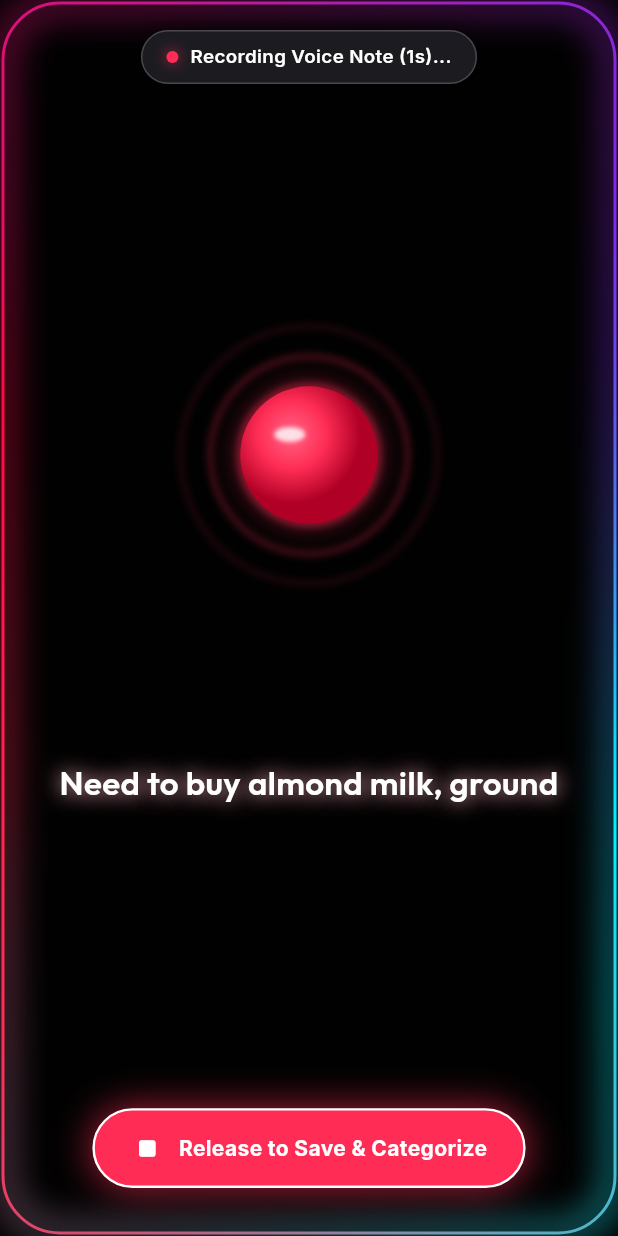
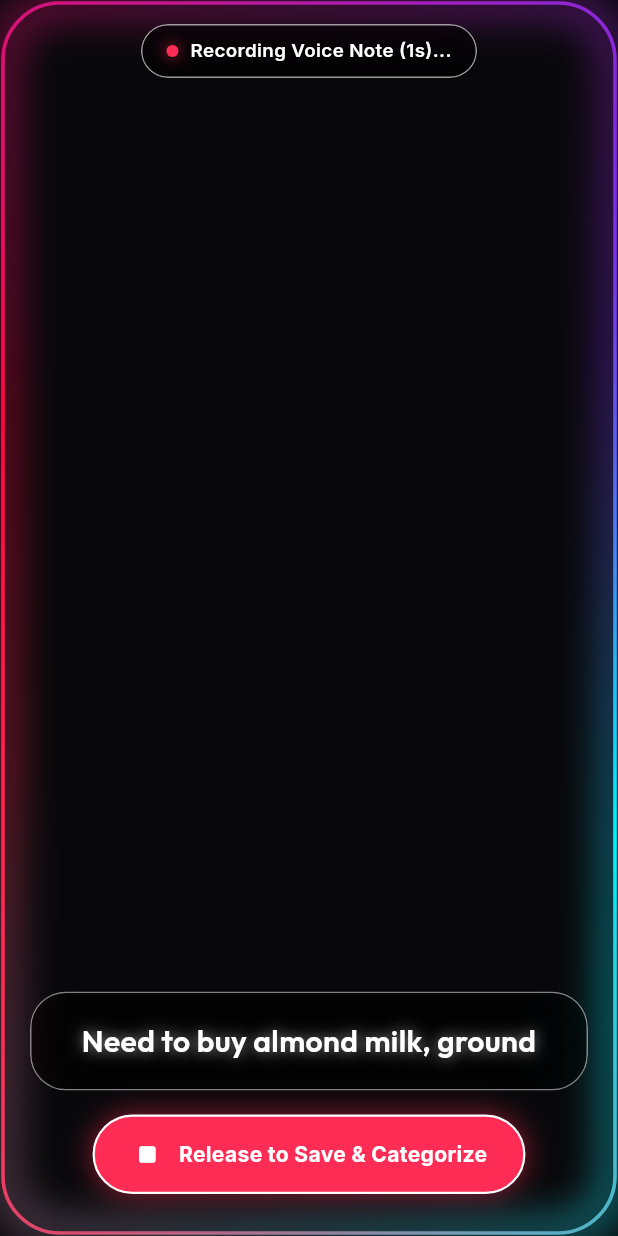
Before and after one commit to vashisht7/NoteEchoes, a Flutter app: what show() shows on an empty page, opened directly, on a phone screen of 412 x 824 dp. Run offline on Flutter 3.47's test engine with Material 3 defaults, Android fonts, the phone set to English and light mode, and no system bars; our stand-ins replace file_picker, google_fonts, shared_preferences, speech_to_text; missing offline and left inert: flutter_math_fork; accounts and stored records are empty.

Commit message:
Remove center ripples and make Siri overlay pure transparent edge aura overlay so screen content remains visible

```diff
--- a/lib/widgets/siri_action_overlay.dart
+++ b/lib/widgets/siri_action_overlay.dart
@@ -26,8 +26,8 @@ class SiriActionOverlay extends StatefulWidget {
       context: context,
       barrierDismissible: true,
       barrierLabel: "SiriActionOverlay",
-      barrierColor: Colors.black.withValues(alpha: 0.65),
-      transitionDuration: const Duration(milliseconds: 300),
+      barrierColor: Colors.black.withValues(alpha: 0.20), // Translucent so phone content is clearly visible
+      transitionDuration: const Duration(milliseconds: 250),
       pageBuilder: (context, anim1, anim2) {
         return SiriActionOverlay(
           autoStartRecording: autoStart,
@@ -37,12 +37,7 @@ class SiriActionOverlay extends StatefulWidget {
       transitionBuilder: (context, anim1, anim2, child) {
         return FadeTransition(
           opacity: CurvedAnimation(parent: anim1, curve: Curves.easeOutCubic),
-          child: ScaleTransition(
-            scale: Tween<double>(begin: 0.95, end: 1.0).animate(
-              CurvedAnimation(parent: anim1, curve: Curves.easeOutCubic),
-            ),
           child: child,
-          ),
         );
       },
     );
@@ -53,9 +48,8 @@ class SiriActionOverlay extends StatefulWidget {
 }
 
 class _SiriActionOverlayState extends State<SiriActionOverlay>
-    with TickerProviderStateMixin {
+    with SingleTickerProviderStateMixin {
   late final AnimationController _auraController;
-  late final AnimationController _rippleController;
 
   final stt.SpeechToText _speech = stt.SpeechToText();
   bool _isSpeechAvailable = false;
@@ -84,11 +78,6 @@ class _SiriActionOverlayState extends State<SiriActionOverlay>
     _auraController = AnimationController(
       vsync: this,
       duration: const Duration(milliseconds: 3000),
-    )..repeat();
-
-    _rippleController = AnimationController(
-      vsync: this,
-      duration: const Duration(milliseconds: 1800),
     )..repeat();
 
     _initSpeechRecognition();
@@ -201,7 +190,7 @@ class _SiriActionOverlayState extends State<SiriActionOverlay>
 
     final analysis = AiCategorizationEngine().analyzeNote(textToProcess);
 
-    await Future.delayed(const Duration(milliseconds: 400)); // Smooth animation pause
+    await Future.delayed(const Duration(milliseconds: 350));
 
     if (!mounted) return;
 
@@ -215,7 +204,7 @@ class _SiriActionOverlayState extends State<SiriActionOverlay>
     HapticFeedback.heavyImpact();
 
     // Auto dismiss after displaying categorized tags
-    Future.delayed(const Duration(milliseconds: 1400), () {
+    Future.delayed(const Duration(milliseconds: 1200), () {
       if (mounted) {
         Navigator.of(context).pop(note);
       }
@@ -227,7 +216,6 @@ class _SiriActionOverlayState extends State<SiriActionOverlay>
     _durationTimer?.cancel();
     _simulatedVoiceTimer?.cancel();
     _auraController.dispose();
-    _rippleController.dispose();
     if (_isSpeechAvailable) {
       _speech.stop();
     }
@@ -248,16 +236,9 @@ class _SiriActionOverlayState extends State<SiriActionOverlay>
         backgroundColor: Colors.transparent,
         body: Stack(
           children: [
-            // 1. Full Screen Backdrop Blur
-            BackdropFilter(
-              filter: ImageFilter.blur(sigmaX: 24, sigmaY: 24),
-              child: Container(
-                color: Colors.black.withValues(alpha: 0.72),
-              ),
-            ),
-
-            // 2. Apple Intelligence Siri Aura (Perimeter Screen Edge Glow)
+            // 1. Apple Intelligence Screen Perimeter Glowing Edge Aura (NO center ripples)
             Positioned.fill(
+              child: IgnorePointer(
                 child: AnimatedBuilder(
                   animation: _auraController,
                   builder: (context, child) {
@@ -271,11 +252,12 @@ class _SiriActionOverlayState extends State<SiriActionOverlay>
                   },
                 ),
               ),
+            ),
 
-            // 3. Center Content Canvas
+            // 2. Center Content Canvas (Transparent pass-through so underlying screen is visible)
             SafeArea(
               child: Padding(
-                padding: const EdgeInsets.symmetric(horizontal: 24, vertical: 20),
+                padding: const EdgeInsets.symmetric(horizontal: 20, vertical: 16),
                 child: Column(
                   children: [
                     // Top Status Pill
@@ -283,29 +265,10 @@ class _SiriActionOverlayState extends State<SiriActionOverlay>
 
                     const Spacer(),
 
-                    // Center Water Droplet Ripple Visualizer
-                    SizedBox(
-                      width: 220,
-                      height: 220,
-                      child: AnimatedBuilder(
-                        animation: _rippleController,
-                        builder: (context, child) {
-                          return CustomPaint(
-                            painter: SiriDropletRipplePainter(
-                              phase: _rippleController.value,
-                              amplitude: _soundLevel,
-                              isRecording: _isRecording,
-                            ),
-                          );
-                        },
-                      ),
-                    ),
-                    const SizedBox(height: 28),
+                    // Floating Glass Card for Spoken Speech & Categorization
+                    _buildFloatingTranscriptionCard(),
 
-                    // Spoken Transcription / AI Categorization Live Text
-                    _buildTranscriptionArea(),
-
-                    const Spacer(),
+                    const SizedBox(height: 16),
 
                     // Bottom Action Button / Hold-to-Talk Touch Target
                     _buildBottomActionControl(),
@@ -321,18 +284,22 @@ class _SiriActionOverlayState extends State<SiriActionOverlay>
   }
 
   // ==========================================================
-  // TOP STATUS BADGE (Siri / Action Button Mode)
+  // TOP STATUS BADGE (Apple Intelligence Siri Mode)
   // ==========================================================
   Widget _buildTopStatusPill() {
-    return Container(
+    return ClipRRect(
+      borderRadius: BorderRadius.circular(24),
+      child: BackdropFilter(
+        filter: ImageFilter.blur(sigmaX: 16, sigmaY: 16),
+        child: Container(
           padding: const EdgeInsets.symmetric(horizontal: 16, vertical: 8),
           decoration: BoxDecoration(
-        color: AppColors.elevation2.withValues(alpha: 0.9),
+            color: Colors.black.withValues(alpha: 0.55),
             borderRadius: BorderRadius.circular(24),
-        border: Border.all(color: AppColors.glassBorderBright),
+            border: Border.all(color: AppColors.glassBorderBright.withValues(alpha: 0.6)),
             boxShadow: [
               BoxShadow(
-            color: Colors.black.withValues(alpha: 0.5),
+                color: Colors.black.withValues(alpha: 0.4),
                 blurRadius: 12,
               ),
             ],
@@ -364,8 +331,8 @@ class _SiriActionOverlayState extends State<SiriActionOverlay>
                 _isRecording
                     ? "Recording Voice Note (${_recordingSeconds}s)..."
                     : _isAnalyzing
-                    ? "AI Categorizing & Indexing..."
-                    : "Note Saved Successfully!",
+                        ? "AI Categorizing..."
+                        : "Note Saved!",
                 style: GoogleFonts.inter(
                   fontSize: 12.5,
                   fontWeight: FontWeight.w600,
@@ -374,70 +341,83 @@ class _SiriActionOverlayState extends State<SiriActionOverlay>
               ),
             ],
           ),
+        ),
+      ),
     );
   }
 
   // ==========================================================
-  // TRANSCRIPTION & AUTO-CATEGORIZATION DISPLAY
+  // FLOATING TRANSCRIPTION CARD (Transparent Frosted Glass)
   // ==========================================================
-  Widget _buildTranscriptionArea() {
-    if (_completedAnalysis != null) {
-      final analysis = _completedAnalysis!;
-      return Column(
+  Widget _buildFloatingTranscriptionCard() {
+    return ClipRRect(
+      borderRadius: BorderRadius.circular(24),
+      child: BackdropFilter(
+        filter: ImageFilter.blur(sigmaX: 18, sigmaY: 18),
+        child: Container(
+          width: double.infinity,
+          padding: const EdgeInsets.symmetric(horizontal: 20, vertical: 18),
+          decoration: BoxDecoration(
+            color: Colors.black.withValues(alpha: 0.55),
+            borderRadius: BorderRadius.circular(24),
+            border: Border.all(color: AppColors.glassBorderBright.withValues(alpha: 0.5)),
+            boxShadow: [
+              BoxShadow(
+                color: Colors.black.withValues(alpha: 0.4),
+                blurRadius: 16,
+              ),
+            ],
+          ),
+          child: _completedAnalysis != null
+              ? Column(
                   mainAxisSize: MainAxisSize.min,
                   children: [
                     // Saved Note Title
                     Text(
-            analysis.title,
+                      _completedAnalysis!.title,
                       textAlign: TextAlign.center,
                       style: GoogleFonts.outfit(
-              fontSize: 22,
+                        fontSize: 20,
                         fontWeight: FontWeight.bold,
                         color: Colors.white,
                       ),
                     ),
-          const SizedBox(height: 8),
+                    const SizedBox(height: 6),
 
                     // Snippet
                     Text(
-            analysis.summarySnippet,
+                      _completedAnalysis!.summarySnippet,
                       textAlign: TextAlign.center,
                       maxLines: 2,
                       style: GoogleFonts.inter(
-              fontSize: 13,
+                        fontSize: 12.5,
                         color: AppColors.secondaryText,
                       ),
                     ),
-          const SizedBox(height: 14),
+                    const SizedBox(height: 12),
 
                     // Categorized Tag Badges
                     Wrap(
                       spacing: 8,
                       runSpacing: 8,
                       alignment: WrapAlignment.center,
-            children: analysis.categories.map((tag) {
+                      children: _completedAnalysis!.categories.map((tag) {
                         return Container(
-                padding: const EdgeInsets.symmetric(horizontal: 12, vertical: 6),
+                          padding: const EdgeInsets.symmetric(horizontal: 10, vertical: 5),
                           decoration: BoxDecoration(
-                  color: const Color(0xFF00F2FE).withValues(alpha: 0.18),
-                  borderRadius: BorderRadius.circular(16),
+                            color: const Color(0xFF00F2FE).withValues(alpha: 0.20),
+                            borderRadius: BorderRadius.circular(14),
                             border: Border.all(color: const Color(0xFF00F2FE).withValues(alpha: 0.6)),
-                  boxShadow: [
-                    BoxShadow(
-                      color: const Color(0xFF00F2FE).withValues(alpha: 0.3),
-                      blurRadius: 10,
-                    ),
-                  ],
                           ),
                           child: Row(
                             mainAxisSize: MainAxisSize.min,
                             children: [
-                    const Icon(Icons.auto_awesome, size: 12, color: Color(0xFF00F2FE)),
-                    const SizedBox(width: 5),
+                              const Icon(Icons.auto_awesome, size: 11, color: Color(0xFF00F2FE)),
+                              const SizedBox(width: 4),
                               Text(
                                 "#$tag",
                                 style: GoogleFonts.inter(
-                        fontSize: 12,
+                                  fontSize: 11.5,
                                   fontWeight: FontWeight.bold,
                                   color: Colors.white,
                                 ),
@@ -448,34 +428,26 @@ class _SiriActionOverlayState extends State<SiriActionOverlay>
                       }).toList(),
                     ),
                   ],
-      );
-    }
-
-    // Live Streaming Speech Typography
-    return Container(
-      constraints: const BoxConstraints(minHeight: 80, maxHeight: 160),
-      alignment: Alignment.center,
-      child: Text(
+                )
+              : Text(
                   _spokenText.isNotEmpty
                       ? _spokenText
                       : "Listening to your thoughts... Release button to auto-categorize & save.",
                   textAlign: TextAlign.center,
                   style: GoogleFonts.outfit(
-          fontSize: _spokenText.isNotEmpty ? 22 : 16,
+                    fontSize: _spokenText.isNotEmpty ? 20 : 15,
                     fontWeight: FontWeight.w600,
                     color: _spokenText.isNotEmpty ? Colors.white : AppColors.secondaryText,
                     shadows: _spokenText.isNotEmpty
                         ? [
                             Shadow(
-                    color: Colors.white.withValues(alpha: 0.7),
-                    blurRadius: 16,
-                  ),
-                  Shadow(
-                    color: AppColors.dropletRed.withValues(alpha: 0.4),
-                    blurRadius: 20,
+                              color: Colors.white.withValues(alpha: 0.6),
+                              blurRadius: 12,
                             ),
                           ]
                         : null,
+                  ),
+                ),
         ),
       ),
     );
@@ -495,17 +467,17 @@ class _SiriActionOverlayState extends State<SiriActionOverlay>
       child: Container(
         padding: const EdgeInsets.symmetric(horizontal: 24, vertical: 14),
         decoration: BoxDecoration(
-          color: _isRecording ? AppColors.dropletRed : AppColors.elevation2,
+          color: _isRecording ? AppColors.dropletRed : AppColors.elevation2.withValues(alpha: 0.85),
           borderRadius: BorderRadius.circular(32),
           border: Border.all(
             color: _isRecording ? Colors.white : AppColors.glassBorderBright,
-            width: 1.6,
+            width: 1.5,
           ),
           boxShadow: [
             BoxShadow(
-              color: (_isRecording ? AppColors.dropletRed : Colors.black).withValues(alpha: 0.6),
-              blurRadius: 20,
-              spreadRadius: 2,
+              color: (_isRecording ? AppColors.dropletRed : Colors.black).withValues(alpha: 0.5),
+              blurRadius: 16,
+              spreadRadius: 1,
             ),
           ],
         ),
@@ -571,8 +543,8 @@ class SiriScreenEdgeAuraPainter extends CustomPainter {
         stops: const [0.0, 0.28, 0.55, 0.82, 1.0],
       ).createShader(rect)
       ..style = PaintingStyle.stroke
-      ..strokeWidth = 5.0 + (amplitude * 4.0)
-      ..maskFilter = MaskFilter.blur(BlurStyle.normal, 8.0 + (amplitude * 6.0));
+      ..strokeWidth = 6.0 + (amplitude * 5.0)
+      ..maskFilter = MaskFilter.blur(BlurStyle.normal, 10.0 + (amplitude * 6.0));
 
     canvas.drawRRect(rrect, glowPaint);
 
@@ -592,7 +564,7 @@ class SiriScreenEdgeAuraPainter extends CustomPainter {
         ],
       ).createShader(rect)
       ..style = PaintingStyle.stroke
-      ..strokeWidth = 2.0;
+      ..strokeWidth = 2.4;
 
     canvas.drawRRect(rrect, sharpPaint);
   }
@@ -604,85 +576,3 @@ class SiriScreenEdgeAuraPainter extends CustomPainter {
         oldDelegate.isRecording != isRecording;
   }
 }
-
-// ==========================================================
-// PAINTER: SIRI LIQUID RED WATER DROPLET RIPPLES
-// ==========================================================
-class SiriDropletRipplePainter extends CustomPainter {
-  final double phase;
-  final double amplitude;
-  final bool isRecording;
-
-  SiriDropletRipplePainter({
-    required this.phase,
-    required this.amplitude,
-    required this.isRecording,
-  });
-
-  @override
-  void paint(Canvas canvas, Size size) {
-    final center = Offset(size.width / 2, size.height / 2);
-    final maxRadius = min(size.width, size.height) * 0.48;
-    final baseRadius = 36.0 + (amplitude * 14.0);
-
-    if (isRecording) {
-      const rippleCount = 3;
-      for (int i = 0; i < rippleCount; i++) {
-        final currentPhase = (phase + (i / rippleCount)) % 1.0;
-        final radius = baseRadius + (maxRadius - baseRadius) * currentPhase;
-        final opacity = (1.0 - currentPhase) * 0.5 * (0.5 + amplitude * 0.5);
-
-        final ripplePaint = Paint()
-          ..color = AppColors.dropletRed.withValues(alpha: opacity.clamp(0.0, 1.0))
-          ..style = PaintingStyle.stroke
-          ..strokeWidth = 2.0 + (1.0 - currentPhase) * 3.0
-          ..maskFilter = const MaskFilter.blur(BlurStyle.normal, 2.5);
-
-        canvas.drawCircle(center, radius, ripplePaint);
-      }
-    }
-
-    // Glowing Red Center Core
-    final glowPaint = Paint()
-      ..shader = RadialGradient(
-        colors: [
-          AppColors.dropletRed.withValues(alpha: 0.7),
-          AppColors.dropletRedSoft.withValues(alpha: 0.3),
-          Colors.transparent,
-        ],
-        stops: const [0.0, 0.6, 1.0],
-      ).createShader(Rect.fromCircle(center: center, radius: baseRadius * 1.5));
-    canvas.drawCircle(center, baseRadius * 1.5, glowPaint);
-
-    final corePaint = Paint()
-      ..shader = const RadialGradient(
-        center: Alignment(-0.25, -0.3),
-        colors: [
-          Color(0xFFFF6484),
-          AppColors.dropletRed,
-          Color(0xFFB00025),
-        ],
-      ).createShader(Rect.fromCircle(center: center, radius: baseRadius));
-    canvas.drawCircle(center, baseRadius, corePaint);
-
-    // Specular Highlight
-    final highlightPaint = Paint()
-      ..color = Colors.white.withValues(alpha: 0.8)
-      ..maskFilter = const MaskFilter.blur(BlurStyle.normal, 1.5);
-    canvas.drawOval(
-      Rect.fromCenter(
-        center: Offset(center.dx - baseRadius * 0.28, center.dy - baseRadius * 0.3),
-        width: baseRadius * 0.45,
-        height: baseRadius * 0.22,
-      ),
-      highlightPaint,
-    );
-  }
-
-  @override
-  bool shouldRepaint(covariant SiriDropletRipplePainter oldDelegate) {
-    return oldDelegate.phase != phase ||
-        oldDelegate.amplitude != amplitude ||
-        oldDelegate.isRecording != isRecording;
-  }
-}
```
Lines whose indentation alone changed are shown as unchanged.
